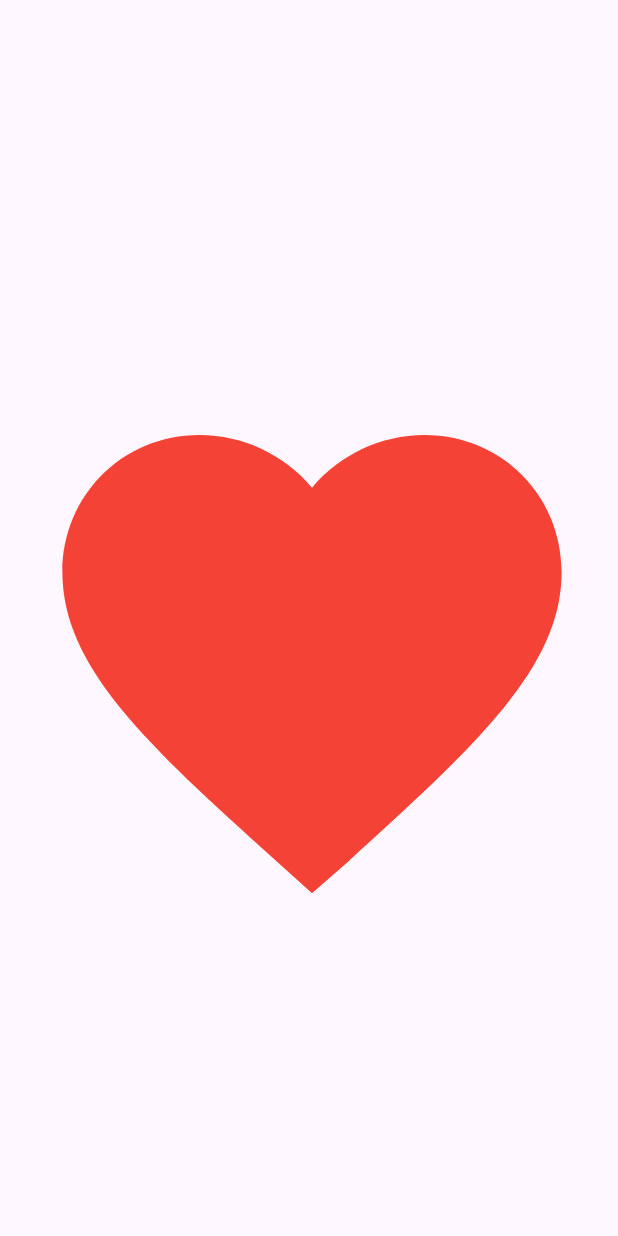
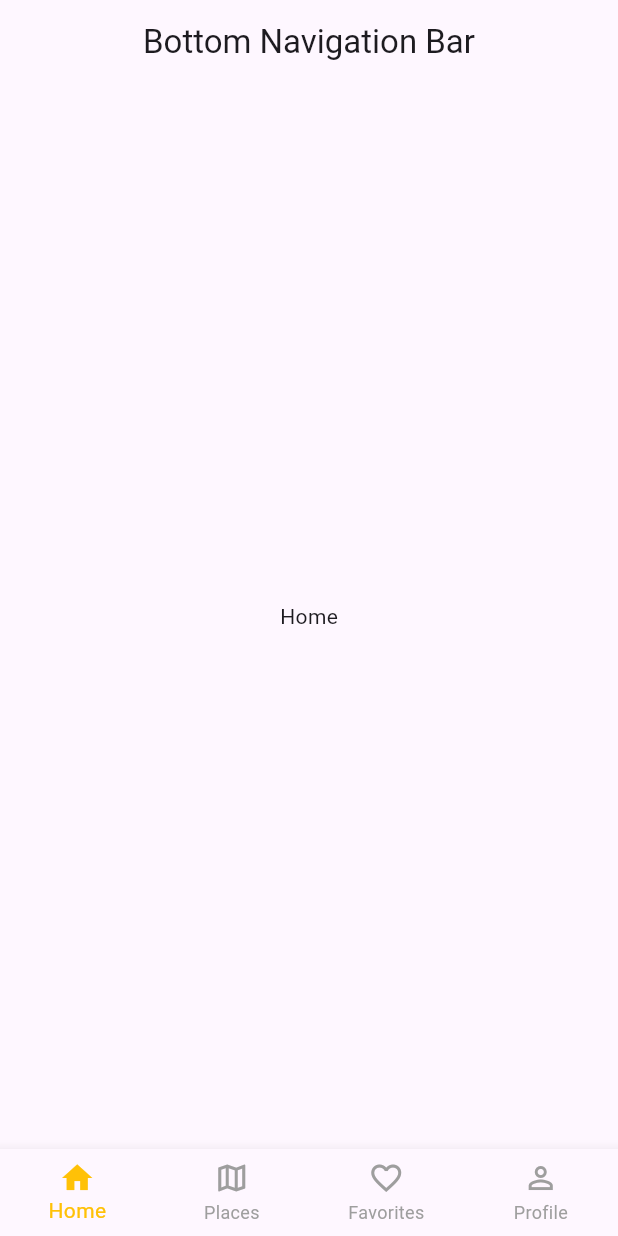
Before and after one commit to kimliheng95-smos/flutter_2_3, a Flutter app: the screen it shows after launch, on a phone screen of 412 x 824 dp. Run offline on Flutter 3.47's test engine with Material 3 defaults, Android fonts, the phone set to English and light mode, and no system bars; key blocks and very long unbroken strings in the code were emptied for the run.

Commit message:
Navbar+Home

```diff
--- /dev/null
+++ b/lib/Homework/Home.dart
@@ -0,0 +1,15 @@
+import 'package:flutter/material.dart';
+
+class Home extends StatefulWidget {
+  const Home({super.key});
+
+  @override
+  State<Home> createState() => _HomeState();
+}
+
+class _HomeState extends State<Home> {
+  @override
+  Widget build(BuildContext context) {
+    return Scaffold();
+  }
+}
--- a/lib/Homework/HomePage.dart
+++ /dev/null
@@ -1,15 +0,0 @@
-import 'package:flutter/material.dart';
-
-class HomePage1 extends StatefulWidget {
-  const HomePage1({super.key});
-
-  @override
-  State<HomePage1> createState() => _HomePage1State();
-}
-
-class _HomePage1State extends State<HomePage1> {
-  @override
-  Widget build(BuildContext context) {
-    return Scaffold();
-  }
-}
--- /dev/null
+++ b/lib/Homework/NavBar.dart
@@ -0,0 +1,44 @@
+import 'package:flutter/material.dart';
+
+class Navbar extends StatefulWidget {
+  Navbar({super.key});
+
+  @override
+  State<Navbar> createState() => _HomePage1State();
+}
+
+class _HomePage1State extends State<Navbar> {
+  int selectedIndex=0;
+  List<Widget> screen =[
+    Center(child: Text("Home"),),
+    Center(child: Text("Places"),),
+    Center(child: Text("Faverite"),),
+    Center(child: Text("Profile"),),
+  ];
+  @override
+  Widget build(BuildContext context) {
+    return Scaffold(
+      appBar: AppBar(
+        title: Center(child: Text("Bottom Navigation Bar")),
+      ),
+      body: screen[selectedIndex],
+      bottomNavigationBar: BottomNavigationBar(
+      selectedItemColor: Colors.amber,
+      unselectedItemColor: Colors.grey,
+      currentIndex: selectedIndex,
+        onTap: (value) {
+          setState(() {
+            selectedIndex=value;
+          });
+        },
+        type: BottomNavigationBarType.fixed,
+        items:[
+          BottomNavigationBarItem(icon: Icon(Icons.home,),label: "Home"),
+          BottomNavigationBarItem(icon: Icon(Icons.map_outlined,),label: "Places"),
+          BottomNavigationBarItem(icon: Icon(Icons.favorite_outline,),label: "Favorites"),
+          BottomNavigationBarItem(icon: Icon(Icons.person_outline,),label: "Profile"),
+        ]
+        ),
+    );
+  }
+}
--- a/lib/main.dart
+++ b/lib/main.dart
@@ -1,6 +1,6 @@
 
 import 'package:flutter/material.dart';
-import 'package:intro_flutter/Homework/HomePage.dart';
+import 'package:intro_flutter/Homework/NavBar.dart';
 import 'package:intro_flutter/Widget/Ex6.dart';
 import 'package:intro_flutter/Widget/Ex8.dart';
 import 'package:intro_flutter/Widget/Text_field_widget.dart';
@@ -24,7 +24,7 @@ class MyApp extends StatelessWidget {
   Widget build(BuildContext context){
     return MaterialApp(
       debugShowCheckedModeBanner: false,
-      home: Favarite(),
+      home: Navbar(),
     );
   }
 }
```
